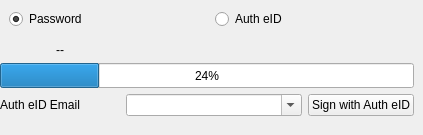
Old version of the form BlockSettleUILib/ManageEncryption/WalletKeyNewWidget.ui in the repository BlockSettle/common.
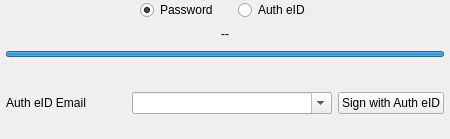
New version of the form. The open tabs and pages were chosen to show the change.

Commit message: [wip] eid auth rework

Patch:
```diff
--- a/BlockSettleUILib/ManageEncryption/WalletKeyNewWidget.ui
+++ b/BlockSettleUILib/ManageEncryption/WalletKeyNewWidget.ui
@@ -6,8 +6,8 @@
    <rect>
     <x>0</x>
     <y>0</y>
-    <width>423</width>
-    <height>135</height>
+    <width>450</width>
+    <height>139</height>
    </rect>
   </property>
   <property name="sizePolicy">
@@ -16,12 +16,27 @@
     <verstretch>0</verstretch>
    </sizepolicy>
   </property>
+  <property name="minimumSize">
+   <size>
+    <width>0</width>
+    <height>0</height>
+   </size>
+  </property>
+  <property name="maximumSize">
+   <size>
+    <width>16777215</width>
+    <height>16777215</height>
+   </size>
+  </property>
   <property name="windowTitle">
    <string>Coin Control</string>
   </property>
+  <property name="styleSheet">
+   <string notr="true"/>
+  </property>
   <layout class="QVBoxLayout" name="verticalLayout">
    <property name="spacing">
-    <number>0</number>
+    <number>6</number>
    </property>
    <property name="leftMargin">
     <number>0</number>
@@ -37,11 +52,57 @@
    </property>
    <item>
     <widget class="QWidget" name="widgetEncTypeSelect" native="true">
+     <property name="minimumSize">
+      <size>
+       <width>0</width>
+       <height>0</height>
+      </size>
+     </property>
+     <property name="styleSheet">
+      <string notr="true"/>
+     </property>
      <layout class="QHBoxLayout" name="horizontalLayout">
+      <property name="spacing">
+       <number>20</number>
+      </property>
+      <property name="leftMargin">
+       <number>0</number>
+      </property>
+      <property name="topMargin">
+       <number>0</number>
+      </property>
+      <property name="rightMargin">
+       <number>0</number>
+      </property>
+      <property name="bottomMargin">
+       <number>0</number>
+      </property>
+      <item>
+       <widget class="QLabel" name="labelSpacer">
+        <property name="minimumSize">
+         <size>
+          <width>120</width>
+          <height>0</height>
+         </size>
+        </property>
+        <property name="maximumSize">
+         <size>
+          <width>120</width>
+          <height>16777215</height>
+         </size>
+        </property>
+        <property name="styleSheet">
+         <string notr="true"/>
+        </property>
+        <property name="text">
+         <string/>
+        </property>
+       </widget>
+      </item>
       <item>
        <widget class="QRadioButton" name="radioButtonPassword">
         <property name="sizePolicy">
-         <sizepolicy hsizetype="Expanding" vsizetype="Fixed">
+         <sizepolicy hsizetype="Preferred" vsizetype="Preferred">
           <horstretch>0</horstretch>
           <verstretch>0</verstretch>
          </sizepolicy>
@@ -57,7 +118,7 @@
       <item>
        <widget class="QRadioButton" name="radioButtonAuth">
         <property name="sizePolicy">
-         <sizepolicy hsizetype="Expanding" vsizetype="Fixed">
+         <sizepolicy hsizetype="Preferred" vsizetype="Preferred">
           <horstretch>0</horstretch>
           <verstretch>0</verstretch>
          </sizepolicy>
@@ -67,119 +128,88 @@
         </property>
        </widget>
       </item>
+      <item>
+       <spacer name="horizontalSpacer">
+        <property name="orientation">
+         <enum>Qt::Horizontal</enum>
+        </property>
+        <property name="sizeHint" stdset="0">
+         <size>
+          <width>40</width>
+          <height>20</height>
+         </size>
+        </property>
+       </spacer>
+      </item>
      </layout>
     </widget>
    </item>
-   <item>
-    <widget class="QWidget" name="widgetSpacing" native="true">
-     <property name="minimumSize">
-      <size>
-       <width>0</width>
-       <height>5</height>
-      </size>
-     </property>
-     <property name="maximumSize">
-      <size>
-       <width>16777215</width>
-       <height>5</height>
-      </size>
-     </property>
-    </widget>
-   </item>
    <item>
     <widget class="QStackedWidget" name="stackedWidget">
+     <property name="minimumSize">
+      <size>
+       <width>0</width>
+       <height>0</height>
+      </size>
+     </property>
      <property name="currentIndex">
-      <number>1</number>
+      <number>0</number>
      </property>
      <widget class="QWidget" name="pageEid">
+      <property name="maximumSize">
+       <size>
+        <width>16777215</width>
+        <height>16777215</height>
+       </size>
+      </property>
       <layout class="QGridLayout" name="gridLayout_2">
        <property name="leftMargin">
-        <number>0</number>
+        <number>6</number>
        </property>
        <property name="topMargin">
         <number>0</number>
        </property>
+       <property name="rightMargin">
+        <number>6</number>
+       </property>
        <property name="bottomMargin">
         <number>0</number>
        </property>
-       <property name="spacing">
+       <property name="horizontalSpacing">
         <number>6</number>
        </property>
-       <item row="0" column="0">
-        <widget class="QLabel" name="labelAuthId">
-         <property name="text">
-          <string>--</string>
-         </property>
-         <property name="alignment">
-          <set>Qt::AlignCenter</set>
-         </property>
-        </widget>
-       </item>
-       <item row="1" column="0" colspan="3">
+       <property name="verticalSpacing">
+        <number>10</number>
+       </property>
+       <item row="1" column="0" colspan="2">
         <widget class="QProgressBar" name="progressBar">
+         <property name="sizePolicy">
+          <sizepolicy hsizetype="Expanding" vsizetype="Preferred">
+           <horstretch>0</horstretch>
+           <verstretch>0</verstretch>
+          </sizepolicy>
+         </property>
          <property name="minimumSize">
           <size>
            <width>0</width>
-           <height>25</height>
+           <height>6</height>
           </size>
          </property>
          <property name="maximumSize">
           <size>
            <width>16777215</width>
-           <height>25</height>
+           <height>6</height>
           </size>
          </property>
          <property name="value">
-          <number>24</number>
+          <number>100</number>
          </property>
-        </widget>
-       </item>
-       <item row="2" column="0">
-        <widget class="QLabel" name="labelAuthInfo">
-         <property name="minimumSize">
-          <size>
-           <width>120</width>
-           <height>0</height>
-          </size>
+         <property name="textVisible">
+          <bool>false</bool>
          </property>
-         <property name="maximumSize">
-          <size>
-           <width>120</width>
-           <height>16777215</height>
-          </size>
-         </property>
-         <property name="text">
-          <string>Auth eID Email</string>
-         </property>
         </widget>
        </item>
-       <item row="2" column="1">
-        <widget class="QComboBox" name="comboBoxAuthId">
-         <property name="sizePolicy">
-          <sizepolicy hsizetype="Expanding" vsizetype="Fixed">
-           <horstretch>0</horstretch>
-           <verstretch>0</verstretch>
-          </sizepolicy>
-         </property>
-         <property name="toolTip">
-          <string>Auth eID Email</string>
-         </property>
-         <property name="editable">
-          <bool>true</bool>
-         </property>
-         <property name="insertPolicy">
-          <enum>QComboBox::NoInsert</enum>
-         </property>
-        </widget>
-       </item>
-       <item row="2" column="2">
-        <widget class="QPushButton" name="pushButtonAuth">
-         <property name="text">
-          <string>Sign with Auth eID</string>
-         </property>
-        </widget>
-       </item>
-       <item row="3" column="0" colspan="3">
+       <item row="4" column="0" colspan="2">
         <widget class="QWidget" name="widgetAuthLayout" native="true">
          <layout class="QHBoxLayout" name="widgetAuth">
           <property name="leftMargin">
@@ -197,9 +227,125 @@
          </layout>
         </widget>
        </item>
+       <item row="0" column="0" colspan="2">
+        <widget class="QLabel" name="labelAuthId">
+         <property name="sizePolicy">
+          <sizepolicy hsizetype="Expanding" vsizetype="Preferred">
+           <horstretch>0</horstretch>
+           <verstretch>0</verstretch>
+          </sizepolicy>
+         </property>
+         <property name="text">
+          <string>--</string>
+         </property>
+         <property name="alignment">
+          <set>Qt::AlignCenter</set>
+         </property>
+        </widget>
+       </item>
+       <item row="2" column="0" colspan="2">
+        <widget class="QLabel" name="labelProgress">
+         <property name="sizePolicy">
+          <sizepolicy hsizetype="Expanding" vsizetype="Preferred">
+           <horstretch>0</horstretch>
+           <verstretch>0</verstretch>
+          </sizepolicy>
+         </property>
+         <property name="text">
+          <string/>
+         </property>
+         <property name="alignment">
+          <set>Qt::AlignCenter</set>
+         </property>
+         <property name="progressLabel" stdset="0">
+          <bool>true</bool>
+         </property>
+        </widget>
+       </item>
+       <item row="3" column="0" colspan="2">
+        <widget class="QWidget" name="widget" native="true">
+         <property name="minimumSize">
+          <size>
+           <width>0</width>
+           <height>0</height>
+          </size>
+         </property>
+         <layout class="QHBoxLayout" name="horizontalLayout_2">
+          <property name="leftMargin">
+           <number>0</number>
+          </property>
+          <property name="topMargin">
+           <number>0</number>
+          </property>
+          <property name="rightMargin">
+           <number>0</number>
+          </property>
+          <property name="bottomMargin">
+           <number>0</number>
+          </property>
+          <item>
+           <widget class="QLabel" name="labelAuthInfo">
+            <property name="minimumSize">
+             <size>
+              <width>120</width>
+              <height>0</height>
+             </size>
+            </property>
+            <property name="maximumSize">
+             <size>
+              <width>120</width>
+              <height>16777215</height>
+             </size>
+            </property>
+            <property name="text">
+             <string>Auth eID Email</string>
+            </property>
+           </widget>
+          </item>
+          <item>
+           <widget class="QComboBox" name="comboBoxAuthId">
+            <property name="sizePolicy">
+             <sizepolicy hsizetype="Expanding" vsizetype="Preferred">
+              <horstretch>0</horstretch>
+              <verstretch>0</verstretch>
+             </sizepolicy>
+            </property>
+            <property name="toolTip">
+             <string>Auth eID Email</string>
+            </property>
+            <property name="editable">
+             <bool>true</bool>
+            </property>
+            <property name="insertPolicy">
+             <enum>QComboBox::NoInsert</enum>
+            </property>
+           </widget>
+          </item>
+          <item>
+           <widget class="QPushButton" name="pushButtonAuth">
+            <property name="sizePolicy">
+             <sizepolicy hsizetype="Minimum" vsizetype="Preferred">
+              <horstretch>0</horstretch>
+              <verstretch>0</verstretch>
+             </sizepolicy>
+            </property>
+            <property name="text">
+             <string>Sign with Auth eID</string>
+            </property>
+           </widget>
+          </item>
+         </layout>
+        </widget>
+       </item>
       </layout>
      </widget>
      <widget class="QWidget" name="pagePassword">
+      <property name="maximumSize">
+       <size>
+        <width>16777215</width>
+        <height>16777215</height>
+       </size>
+      </property>
       <layout class="QGridLayout" name="gridLayout">
        <property name="leftMargin">
         <number>0</number>
@@ -213,6 +359,50 @@
        <property name="bottomMargin">
         <number>0</number>
        </property>
+       <property name="horizontalSpacing">
+        <number>0</number>
+       </property>
+       <property name="verticalSpacing">
+        <number>10</number>
+       </property>
+       <item row="1" column="0">
+        <widget class="QLabel" name="labelPasswordConfirm">
+         <property name="minimumSize">
+          <size>
+           <width>120</width>
+           <height>0</height>
+          </size>
+         </property>
+         <property name="maximumSize">
+          <size>
+           <width>120</width>
+           <height>16777215</height>
+          </size>
+         </property>
+         <property name="styleSheet">
+          <string notr="true"/>
+         </property>
+         <property name="text">
+          <string>Confirm password</string>
+         </property>
+        </widget>
+       </item>
+       <item row="3" column="0" colspan="2">
+        <widget class="QLabel" name="labelPasswordInfo">
+         <property name="sizePolicy">
+          <sizepolicy hsizetype="Expanding" vsizetype="Preferred">
+           <horstretch>0</horstretch>
+           <verstretch>0</verstretch>
+          </sizepolicy>
+         </property>
+         <property name="styleSheet">
+          <string notr="true"/>
+         </property>
+         <property name="text">
+          <string/>
+         </property>
+        </widget>
+       </item>
        <item row="0" column="0">
         <widget class="QLabel" name="labelPassword">
          <property name="minimumSize">
@@ -227,6 +417,9 @@
            <height>16777215</height>
           </size>
          </property>
+         <property name="styleSheet">
+          <string notr="true"/>
+         </property>
          <property name="text">
           <string>Password</string>
          </property>
@@ -234,32 +427,18 @@
        </item>
        <item row="0" column="1">
         <widget class="QLineEdit" name="lineEditPassword">
-         <property name="echoMode">
-          <enum>QLineEdit::Password</enum>
-         </property>
-        </widget>
-       </item>
-       <item row="1" column="0">
-        <widget class="QLabel" name="labelPasswordConfirm">
-         <property name="minimumSize">
-          <size>
-           <width>120</width>
-           <height>0</height>
-          </size>
+         <property name="sizePolicy">
+          <sizepolicy hsizetype="Expanding" vsizetype="Preferred">
+           <horstretch>0</horstretch>
+           <verstretch>0</verstretch>
+          </sizepolicy>
          </property>
          <property name="maximumSize">
           <size>
-           <width>120</width>
+           <width>16777215</width>
            <height>16777215</height>
           </size>
          </property>
-         <property name="text">
-          <string>Confirm password</string>
-         </property>
-        </widget>
-       </item>
-       <item row="1" column="1">
-        <widget class="QLineEdit" name="lineEditPasswordConfirm">
          <property name="echoMode">
           <enum>QLineEdit::Password</enum>
          </property>
@@ -267,6 +446,15 @@
        </item>
        <item row="2" column="0" colspan="2">
         <widget class="QLabel" name="labelPasswordWarning">
+         <property name="sizePolicy">
+          <sizepolicy hsizetype="Preferred" vsizetype="Expanding">
+           <horstretch>0</horstretch>
+           <verstretch>0</verstretch>
+          </sizepolicy>
+         </property>
+         <property name="styleSheet">
+          <string notr="true"/>
+         </property>
          <property name="text">
           <string>Your password must be a minimum of six (6) characters</string>
          </property>
@@ -275,10 +463,22 @@
          </property>
         </widget>
        </item>
-       <item row="3" column="0" colspan="2">
-        <widget class="QLabel" name="labelPasswordInfo">
-         <property name="text">
-          <string/>
+       <item row="1" column="1">
+        <widget class="QLineEdit" name="lineEditPasswordConfirm">
+         <property name="sizePolicy">
+          <sizepolicy hsizetype="Expanding" vsizetype="Preferred">
+           <horstretch>0</horstretch>
+           <verstretch>0</verstretch>
+          </sizepolicy>
+         </property>
+         <property name="maximumSize">
+          <size>
+           <width>16777215</width>
+           <height>16777215</height>
+          </size>
+         </property>
+         <property name="echoMode">
+          <enum>QLineEdit::Password</enum>
          </property>
         </widget>
        </item>
```
The commit also changes 16 other files.
